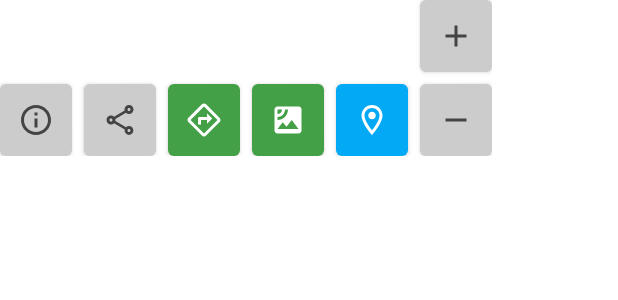
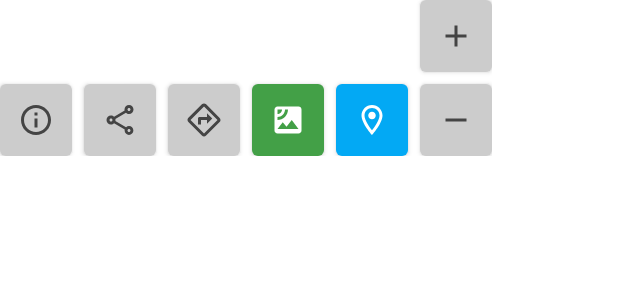
Before and after one commit to mapcode-foundation/mapcode-android-app, an Android app built with Jetpack Compose: the @Preview function MapControlsPreview, on a phone screen of 412 x 824 dp. Shown: the top 300 px of the screen. Run offline under Robolectric (Android 15) with nearby library versions, the phone set to English and light mode, and no system bars; our stand-ins replace accompanist.

Commit message:
#43 fix: do not color directions button
Signed-off-by: sds100 <developer.sds100@gmail.com>

```diff
--- a/app/src/main/java/com/mapcode/map/MapScreen.kt
+++ b/app/src/main/java/com/mapcode/map/MapScreen.kt
@@ -395,11 +395,10 @@ private fun MapControls(
     onShareMapcodeClick: () -> Unit = {},
     onAboutClick: () -> Unit = {}
 ) {
-    val greenButtonColors = ButtonDefaults.buttonColors(backgroundColor = Green600, contentColor = Color.White)
     val satelliteButtonColors: ButtonColors = if (isSatelliteModeEnabled) {
         ButtonDefaults.buttonColors(backgroundColor = Yellow300, contentColor = Color.Black)
     } else {
-        greenButtonColors
+        ButtonDefaults.buttonColors(backgroundColor = Green600, contentColor = Color.White)
     }
 
     val satelliteButtonIcon: Painter = if (isSatelliteModeEnabled) {
@@ -443,7 +442,7 @@ private fun MapControls(
                 .align(Alignment.Bottom),
             onClick = onDirectionsClick,
             contentPadding = PaddingValues(8.dp),
-            colors = greenButtonColors
+            colors = greyButtonColors()
         ) {
             Icon(
                 painter = painterResource(R.drawable.ic_outline_directions_24),
```
